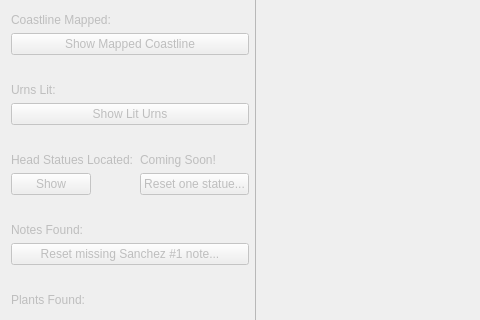
The window that miaschiev.ui (DarkStarSword/miasmata-fixes) describes before a commit, drawn with Qt 5; both pictures show x 0 to 480 and y 290 to 610 of the 1215 by 793 pixel window.
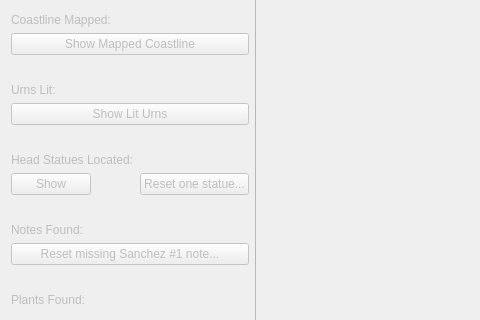
The same window after the commit.

Commit message: Miaschiev: Plot known head statues on map

Diff of the .ui file:
```diff
--- a/miaschiev.ui
+++ b/miaschiev.ui
@@ -273,14 +273,7 @@
         </widget>
        </item>
        <item row="7" column="1">
-        <widget class="QLabel" name="heads">
-         <property name="enabled">
-          <bool>false</bool>
-         </property>
-         <property name="text">
-          <string>Coming Soon!</string>
-         </property>
-        </widget>
+        <widget class="QLabel" name="heads"/>
        </item>
        <item row="8" column="0">
         <widget class="QPushButton" name="show_heads">
```
The commit also changes 2 other files.
